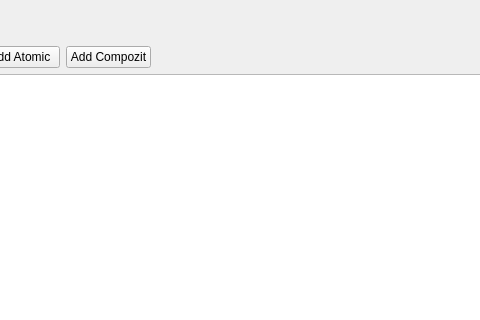
First picture: the form in src/mainwindow.ui, repository JakubKomar/ICP-2021, before the edit; both pictures show x 296 to 776 and y 0 to 320 of the 970 by 744 pixel window.
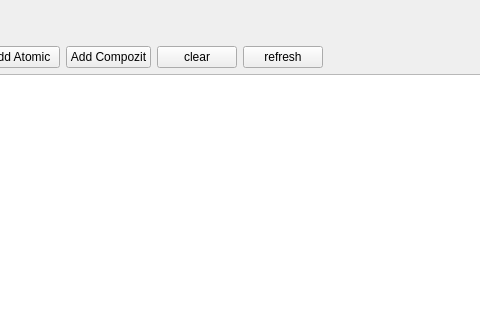
Second picture: the form after the edit.

```diff
--- a/src/mainwindow.ui
+++ b/src/mainwindow.ui
@@ -92,6 +92,20 @@
               </property>
              </widget>
             </item>
+            <item>
+             <widget class="QPushButton" name="clear">
+              <property name="text">
+               <string>clear</string>
+              </property>
+             </widget>
+            </item>
+            <item>
+             <widget class="QPushButton" name="refresh">
+              <property name="text">
+               <string>refresh</string>
+              </property>
+             </widget>
+            </item>
             <item>
              <spacer name="horizontalSpacer_3">
               <property name="orientation">
```
